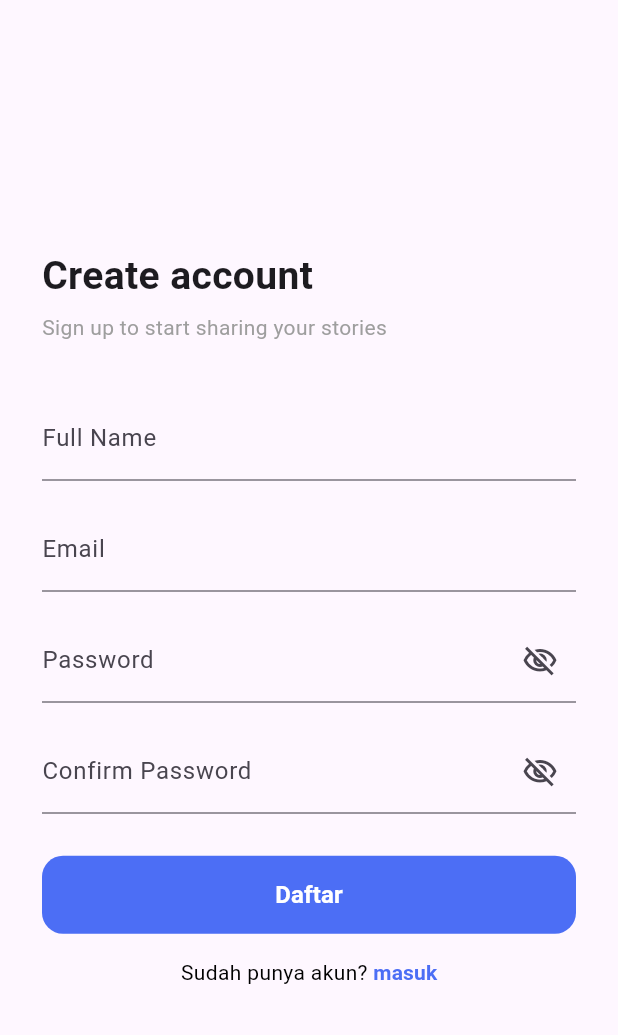
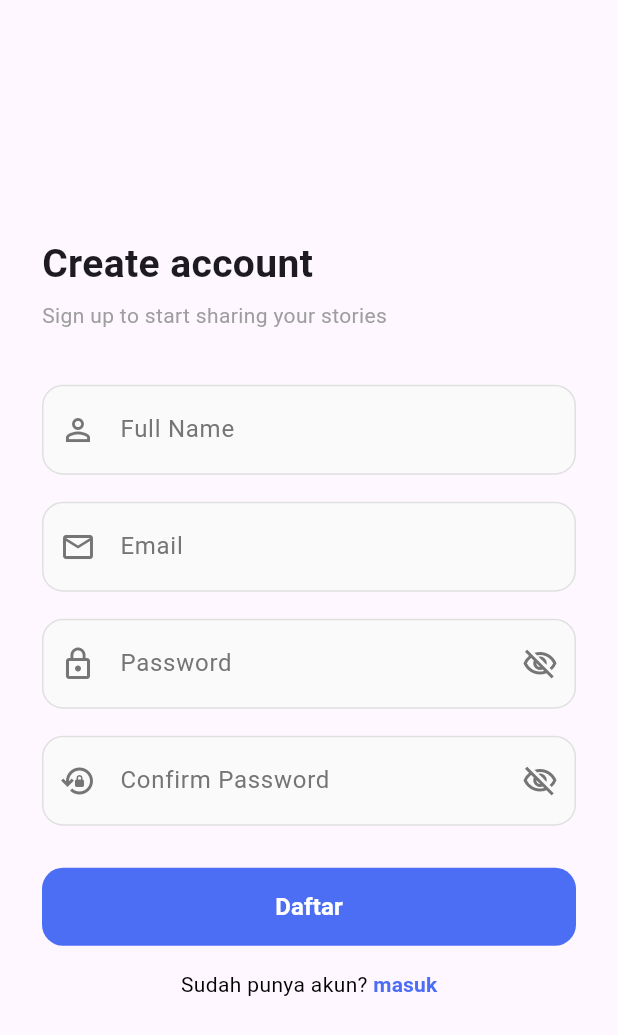
Before and after one commit to KevinKeynaro/DailyBlog, a Flutter app: the RegisterPage screen opened directly, on a phone screen of 412 x 824 dp. Shown: the top 1035 px of the screen. Run offline on Flutter 3.47's test engine with Material 3 defaults, Android fonts, the phone set to English and light mode, and no system bars; our stand-ins replace google_fonts.

Commit message:
Changing the look of register.dart

```diff
--- a/frontend/lib/register.dart
+++ b/frontend/lib/register.dart
@@ -13,6 +13,32 @@ class RegisterPage extends StatefulWidget {
 class _RegisterPageState extends State<RegisterPage> {
   bool showPassword = false;
   bool showConfirmPassword = false;
+
+  InputDecoration _inputDecoration({
+    required String label,
+    required String hint,
+    required IconData icon,
+    Widget? suffixIcon,
+  }) {
+    return InputDecoration(
+      labelText: label,
+      hintText: hint,
+      prefixIcon: Icon(icon, color: Colors.grey.shade600),
+      suffixIcon: suffixIcon,
+      filled: true,
+      fillColor: Colors.grey[50],
+      contentPadding: const EdgeInsets.symmetric(horizontal: 18, vertical: 18),
+      enabledBorder: OutlineInputBorder(
+        borderRadius: BorderRadius.circular(14),
+        borderSide: BorderSide(color: Colors.grey.shade300),
+      ),
+      focusedBorder: OutlineInputBorder(
+        borderRadius: BorderRadius.circular(14),
+        borderSide: const BorderSide(color: Color(0xFF4C6EF5), width: 1.5),
+      ),
+      labelStyle: TextStyle(color: Colors.grey.shade600),
+    );
+  }
 
   void _goToNavigation() {
     Navigator.push(
@@ -46,24 +72,29 @@ class _RegisterPageState extends State<RegisterPage> {
                   ),
                   const SizedBox(height: 36),
                   TextField(
-                    decoration: const InputDecoration(
-                      labelText: 'Full Name',
-                      hintText: 'Your name',
+                    textCapitalization: TextCapitalization.words,
+                    decoration: _inputDecoration(
+                      label: 'Full Name',
+                      hint: 'Your name',
+                      icon: Icons.person_outline,
                     ),
                   ),
                   const SizedBox(height: 18),
                   TextField(
-                    decoration: const InputDecoration(
-                      labelText: 'Email',
-                      hintText: 'you@example.com',
+                    keyboardType: TextInputType.emailAddress,
+                    decoration: _inputDecoration(
+                      label: 'Email',
+                      hint: 'you@example.com',
+                      icon: Icons.mail_outline,
                     ),
                   ),
                   const SizedBox(height: 18),
                   TextField(
                     obscureText: !showPassword,
-                    decoration: InputDecoration(
-                      labelText: 'Password',
-                      hintText: 'Create password',
+                    decoration: _inputDecoration(
+                      label: 'Password',
+                      hint: 'Create password',
+                      icon: Icons.lock_outline,
                       suffixIcon: IconButton(
                         onPressed: () {
                           setState(() {
@@ -74,6 +105,7 @@ class _RegisterPageState extends State<RegisterPage> {
                           showPassword
                               ? Icons.visibility_outlined
                               : Icons.visibility_off_outlined,
+                          color: Colors.grey.shade600,
                         ),
                       ),
                     ),
@@ -81,9 +113,10 @@ class _RegisterPageState extends State<RegisterPage> {
                   const SizedBox(height: 18),
                   TextField(
                     obscureText: !showConfirmPassword,
-                    decoration: InputDecoration(
-                      labelText: 'Confirm Password',
-                      hintText: 'Repeat your password',
+                    decoration: _inputDecoration(
+                      label: 'Confirm Password',
+                      hint: 'Repeat your password',
+                      icon: Icons.lock_reset_outlined,
                       suffixIcon: IconButton(
                         onPressed: () {
                           setState(() {
@@ -94,6 +127,7 @@ class _RegisterPageState extends State<RegisterPage> {
                           showConfirmPassword
                               ? Icons.visibility_outlined
                               : Icons.visibility_off_outlined,
+                          color: Colors.grey.shade600,
                         ),
                       ),
                     ),
```
